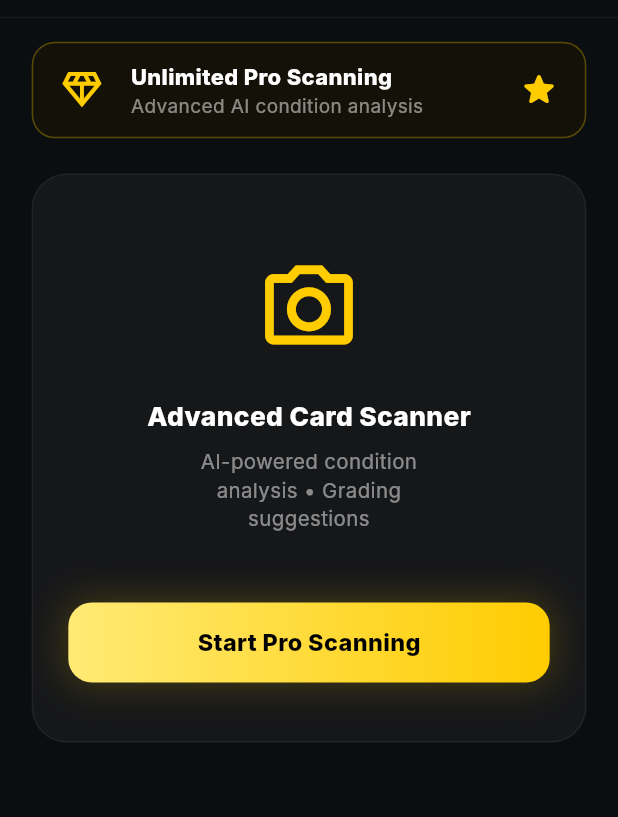
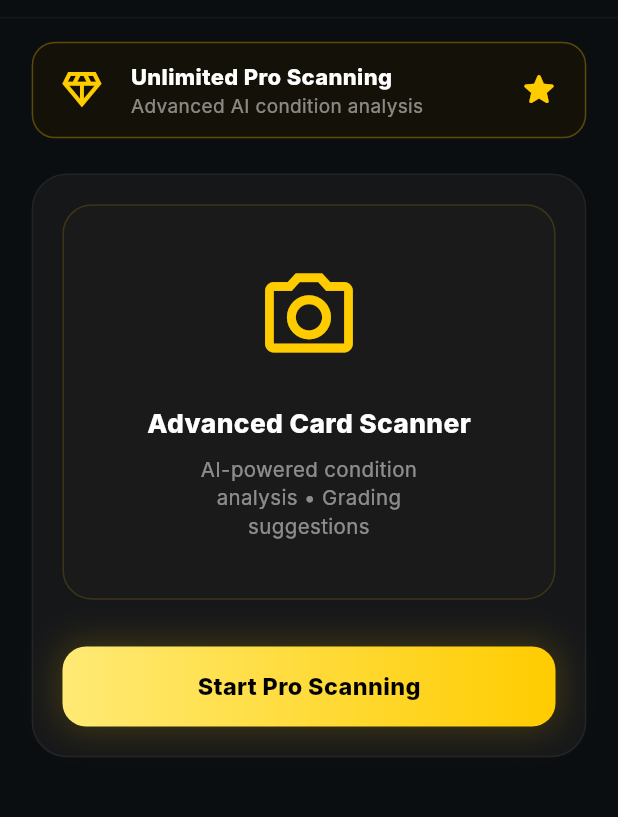
Before and after one commit to nazmul8451/PokemonCardScanner, a Flutter app: the ProScannerScreen screen opened directly, on a phone screen of 412 x 824 dp, the part 77-894 px from its top. Run offline on Flutter 3.47's test engine with Material 3 defaults, Android fonts, the phone set to English and light mode, and no system bars; our stand-ins replace camera, flutter_screenutil; Roboto replaces fonts that are missing (Inter).

Commit message:
feat: introduce Pro Scanner screen for AI-powered card analysis and add a new bottom navigation bar.

```diff
--- a/lib/presentation/free/dashboard/bottomNavigationBar/bottom_navigation.dart
+++ b/lib/presentation/free/dashboard/bottomNavigationBar/bottom_navigation.dart
@@ -58,7 +58,11 @@ class _BottomNavigationState extends State<BottomNavigation> {
       return [
         const ProHomeScreen(),
         const ProMarketAnalysisScreen(),
-        const ProScannerScreen(),
+        ProScannerScreen(
+          onAddToWallet: () {
+            _onItemTapped(3); // Navigation to Wallet Tab
+          },
+        ),
         const ProWalletScreen(),
         const ProProfileScreen(),
       ];
--- a/lib/presentation/pro/scan/pro_scanner_screen.dart
+++ b/lib/presentation/pro/scan/pro_scanner_screen.dart
@@ -2,7 +2,9 @@ import 'package:flutter/material.dart';
 import 'package:flutter_screenutil/flutter_screenutil.dart';
 
 class ProScannerScreen extends StatefulWidget {
-  const ProScannerScreen({super.key});
+  final VoidCallback? onAddToWallet;
+
+  const ProScannerScreen({super.key, this.onAddToWallet});
 
   @override
   State<ProScannerScreen> createState() => _ProScannerScreenState();
@@ -157,7 +159,7 @@ class _ProScannerScreenState extends State<ProScannerScreen> {
 
   Widget _buildScannerPlaceholder(BuildContext context) {
     return Container(
-      padding: EdgeInsets.all(24.r),
+      padding: EdgeInsets.all(20.r),
       decoration: BoxDecoration(
         color: const Color(0xFF161719),
         borderRadius: BorderRadius.circular(24.r),
@@ -165,7 +167,16 @@ class _ProScannerScreenState extends State<ProScannerScreen> {
       ),
       child: Column(
         children: [
-          SizedBox(height: 32.h),
+          Container(
+            width: double.infinity,
+            padding: EdgeInsets.symmetric(vertical: 40.h, horizontal: 20.w),
+            decoration: BoxDecoration(
+              color: const Color(0xFF1A1A1A),
+              borderRadius: BorderRadius.circular(20.r),
+              border: Border.all(color: const Color(0xFFFFCC00).withOpacity(0.15)),
+            ),
+            child: Column(
+              children: [
                 Icon(Icons.camera_alt_outlined, color: const Color(0xFFFFCC00), size: 72.sp),
                 SizedBox(height: 24.h),
                 Text(
@@ -178,7 +189,10 @@ class _ProScannerScreenState extends State<ProScannerScreen> {
                   textAlign: TextAlign.center,
                   style: TextStyle(color: Colors.white.withOpacity(0.5), fontSize: 14.sp, height: 1.4),
                 ),
-          SizedBox(height: 48.h),
+              ],
+            ),
+          ),
+          SizedBox(height: 32.h),
           GestureDetector(
             onTap: () {
               setState(() {
@@ -203,7 +217,6 @@ class _ProScannerScreenState extends State<ProScannerScreen> {
               ),
             ),
           ),
-          SizedBox(height: 16.h),
         ],
       ),
     );
@@ -479,6 +492,8 @@ class _ProScannerScreenState extends State<ProScannerScreen> {
           ),
           SizedBox(width: 12.w),
           Expanded(
+            child: GestureDetector(
+              onTap: widget.onAddToWallet,
               child: Container(
                 height: 48.h,
                 decoration: BoxDecoration(
@@ -487,6 +502,7 @@ class _ProScannerScreenState extends State<ProScannerScreen> {
                   border: Border.all(color: const Color(0xFFFFCC00).withOpacity(0.2)),
                 ),
                 child: Center(child: Text('Add to Wallet', style: TextStyle(color: const Color(0xFFFFCC00), fontSize: 14.sp, fontWeight: FontWeight.w600))),
+              ),
             ),
           ),
           SizedBox(width: 12.w),
```
Lines whose indentation alone changed are shown as unchanged.
